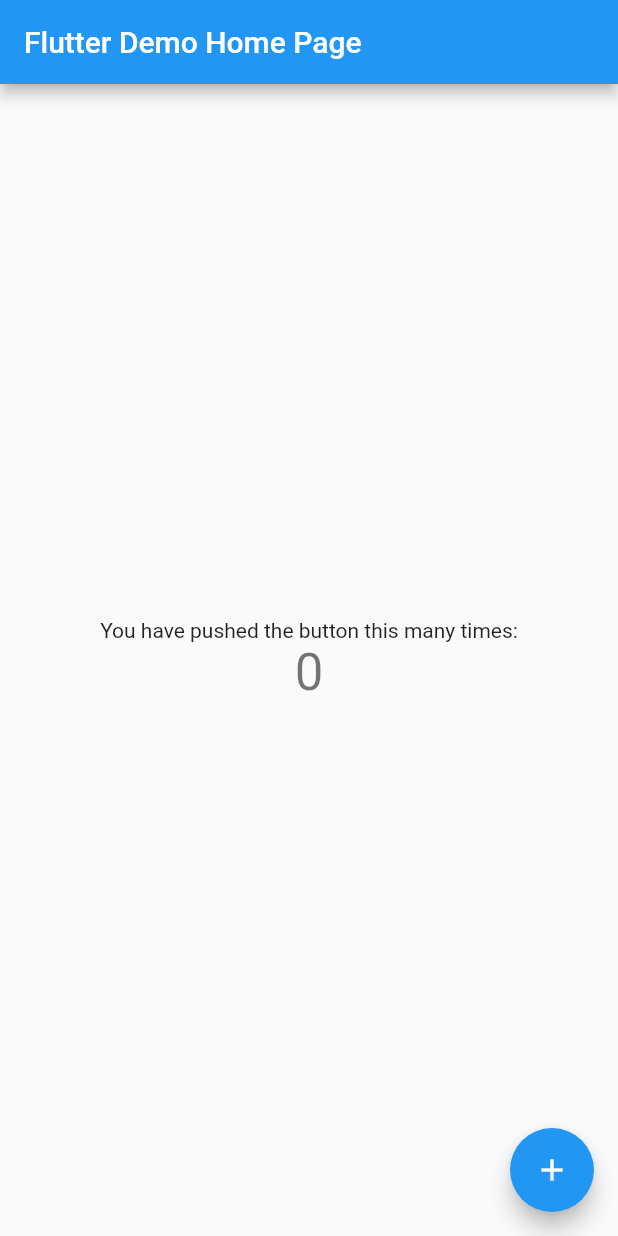
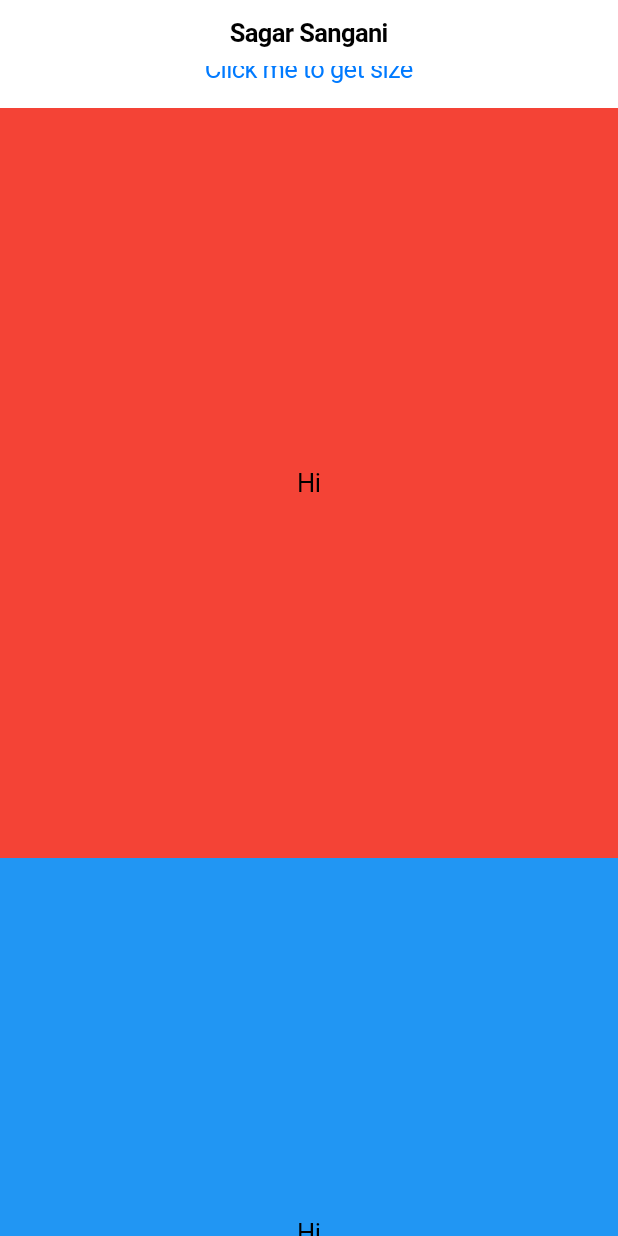
Before and after one commit to sagar-sangani/starter_app, a Flutter app: the screen it shows after launch, on a phone screen of 412 x 824 dp. Run offline on Flutter 3.47's test engine with Material 2 defaults, Android fonts, the light colour scheme and no system bars.

Commit message:
initial commit 25-02-2022

```diff
--- a/lib/main.dart
+++ b/lib/main.dart
@@ -1,3 +1,4 @@
+import 'package:flutter/cupertino.dart';
 import 'package:flutter/material.dart';
 
 void main() {
@@ -7,109 +8,56 @@
 class MyApp extends StatelessWidget {
   const MyApp({Key? key}) : super(key: key);
 
-  // This widget is the root of your application.
   @override
   Widget build(BuildContext context) {
-    return MaterialApp(
-      title: 'Flutter Demo',
-      theme: ThemeData(
-        // This is the theme of your application.
-        //
-        // Try running your application with "flutter run". You'll see the
-        // application has a blue toolbar. Then, without quitting the app, try
-        // changing the primarySwatch below to Colors.green and then invoke
-        // "hot reload" (press "r" in the console where you ran "flutter run",
-        // or simply save your changes to "hot reload" in a Flutter IDE).
-        // Notice that the counter didn't reset back to zero; the application
-        // is not restarted.
-        primarySwatch: Colors.blue,
-      ),
-      home: const MyHomePage(title: 'Flutter Demo Home Page'),
+    return CupertinoApp(
+      title: "Sagar Sangani",
+      home: MyHome(),
     );
   }
 }
 
-class MyHomePage extends StatefulWidget {
-  const MyHomePage({Key? key, required this.title}) : super(key: key);
-
-  // This widget is the home page of your application. It is stateful, meaning
-  // that it has a State object (defined below) that contains fields that affect
-  // how it looks.
-
-  // This class is the configuration for the state. It holds the values (in this
-  // case the title) provided by the parent (in this case the App widget) and
-  // used by the build method of the State. Fields in a Widget subclass are
-  // always marked "final".
-
-  final String title;
-
-  @override
-  State<MyHomePage> createState() => _MyHomePageState();
-}
-
-class _MyHomePageState extends State<MyHomePage> {
-  int _counter = 0;
-
-  void _incrementCounter() {
-    setState(() {
-      // This call to setState tells the Flutter framework that something has
-      // changed in this State, which causes it to rerun the build method below
-      // so that the display can reflect the updated values. If we changed
-      // _counter without calling setState(), then the build method would not be
-      // called again, and so nothing would appear to happen.
-      _counter++;
-    });
-  }
+class MyHome extends StatelessWidget {
+  const MyHome({
+    Key? key,
+  }) : super(key: key);
 
   @override
   Widget build(BuildContext context) {
-    // This method is rerun every time setState is called, for instance as done
-    // by the _incrementCounter method above.
-    //
-    // The Flutter framework has been optimized to make rerunning build methods
-    // fast, so that you can just rebuild anything that needs updating rather
-    // than having to individually change instances of widgets.
-    return Scaffold(
-      appBar: AppBar(
-        // Here we take the value from the MyHomePage object that was created by
-        // the App.build method, and use it to set our appbar title.
-        title: Text(widget.title),
+    return CupertinoPageScaffold(
+      navigationBar: CupertinoNavigationBar(
+        middle: Text("Sagar Sangani"),
       ),
-      body: Center(
-        // Center is a layout widget. It takes a single child and positions it
-        // in the middle of the parent.
-        child: Column(
-          // Column is also a layout widget. It takes a list of children and
-          // arranges them vertically. By default, it sizes itself to fit its
-          // children horizontally, and tries to be as tall as its parent.
-          //
-          // Invoke "debug painting" (press "p" in the console, choose the
-          // "Toggle Debug Paint" action from the Flutter Inspector in Android
-          // Studio, or the "Toggle Debug Paint" command in Visual Studio Code)
-          // to see the wireframe for each widget.
-          //
-          // Column has various properties to control how it sizes itself and
-          // how it positions its children. Here we use mainAxisAlignment to
-          // center the children vertically; the main axis here is the vertical
-          // axis because Columns are vertical (the cross axis would be
-          // horizontal).
-          mainAxisAlignment: MainAxisAlignment.center,
-          children: <Widget>[
-            const Text(
-              'You have pushed the button this many times:',
-            ),
-            Text(
-              '$_counter',
-              style: Theme.of(context).textTheme.headline4,
-            ),
-          ],
+      child: Container(
+        child: SingleChildScrollView(
+          child: Column(
+            mainAxisAlignment: MainAxisAlignment.center,
+            children: [
+              Container(
+                child: Text("Hi!"),
+              ),
+              CupertinoButton(
+                onPressed: () {
+                  print("Size is: ${context.size}");
+                },
+                child: Text("Click me to get size"),
+              ),
+              ...[Colors.red, Colors.blue, Colors.pink, Colors.yellow]
+                  .map(
+                    (e) => Container(
+                      width: double.infinity,
+                      height: 500,
+                      color: e,
+                      child: Center(
+                        child: Text("Hi"),
+                      ),
+                    ),
+                  )
+                  .toList(),
+            ],
+          ),
         ),
       ),
-      floatingActionButton: FloatingActionButton(
-        onPressed: _incrementCounter,
-        tooltip: 'Increment',
-        child: const Icon(Icons.add),
-      ), // This trailing comma makes auto-formatting nicer for build methods.
     );
   }
 }
```
Also changed, not shown: 1 other file.
